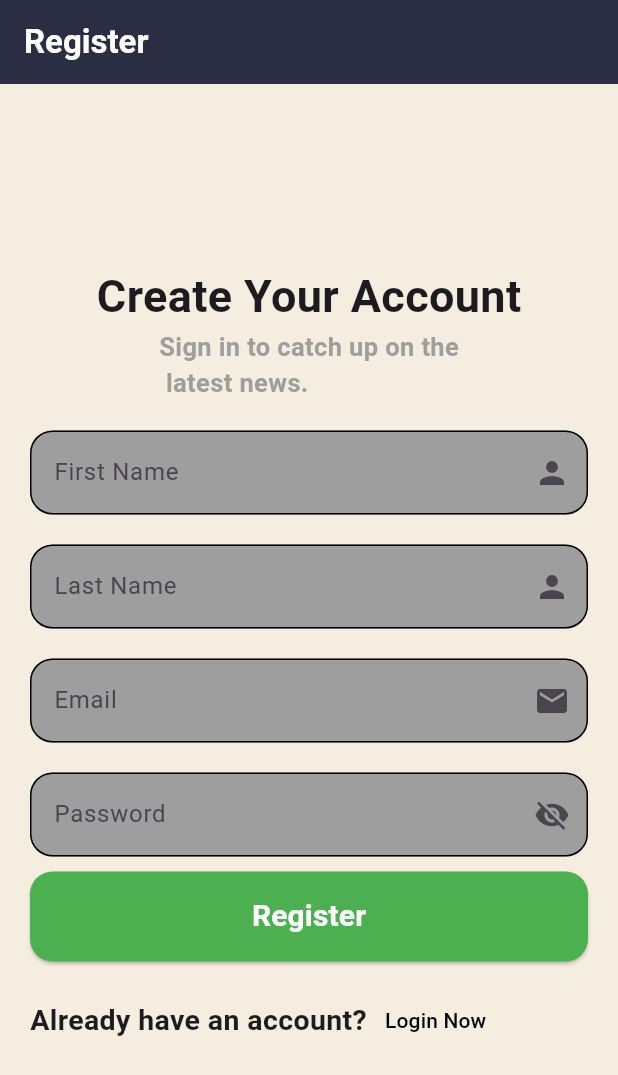
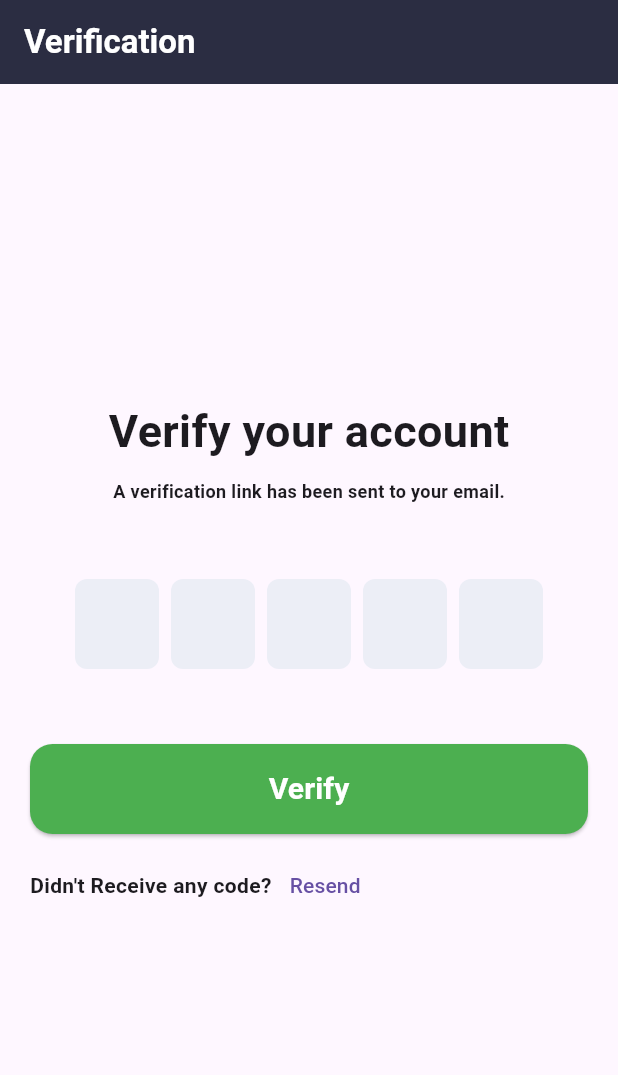
Before and after one commit to khedr123/news_app, a Flutter app: the screen it shows after launch, on a phone screen of 412 x 824 dp. Shown: the top 1075 px of the screen. Run offline on Flutter 3.47's test engine with Material 3 defaults, Android fonts, the phone set to English and light mode, and no system bars; drawn by our look-alikes of pinput; our stand-ins replace dio, flutter_bloc, loading_animation_widget.

Commit message:
added verification screen

```diff
--- /dev/null
+++ b/lib/core/shared_widgets/app_button.dart
@@ -0,0 +1,27 @@
+import 'package:flutter/material.dart';
+
+class AppButton extends StatelessWidget {
+  const AppButton({super.key, required this.title, this.onPressed});
+final String title;
+ final  void Function()? onPressed;
+  @override
+  Widget build(BuildContext context) {
+    return  ElevatedButton(
+      style: ElevatedButton.styleFrom(
+        shape: RoundedRectangleBorder(
+          borderRadius: BorderRadius.circular(15),
+        ),
+        backgroundColor: Colors.green,
+      ),
+      onPressed: onPressed,
+      child: Text(
+        title,
+        style: TextStyle(
+          fontSize: 20,
+          fontWeight: FontWeight.bold,
+          color: Colors.white,
+        ),
+      ),
+    );
+  }
+}
--- a/lib/features/auth/presentation/view/login.dart
+++ b/lib/features/auth/presentation/view/login.dart
@@ -1,6 +1,7 @@
 import 'package:flutter/material.dart';
 import 'package:news_app/core/shared_widgets/appbar.dart';
 
+import '../../../../core/shared_widgets/app_button.dart';
 import '../../../../core/shared_widgets/custom_input_widget.dart';
 import '../../../../core/utilises/colors/colors.dart';
 
@@ -55,23 +56,7 @@ class LoginView extends StatelessWidget {
               SizedBox(
                 width: double.infinity,
                 height: 60,
-                child: ElevatedButton(
-                  style: ElevatedButton.styleFrom(
-                    shape: RoundedRectangleBorder(
-                      borderRadius: BorderRadius.circular(15),
-                    ),
-                    backgroundColor: Colors.green,
-                  ),
-                  onPressed: () {},
-                  child: Text(
-                    'Sign in',
-                    style: TextStyle(
-                      fontSize: 20,
-                      fontWeight: FontWeight.bold,
-                      color: Colors.white,
-                    ),
-                  ),
-                ),
+                child: AppButton(title: 'Login',onPressed: (){},)
               ),
               TextButton(
                 onPressed: () {},
--- a/lib/features/auth/presentation/view/register.dart
+++ b/lib/features/auth/presentation/view/register.dart
@@ -1,4 +1,5 @@
 import 'package:flutter/material.dart';
+import 'package:news_app/core/shared_widgets/app_button.dart';
 import 'package:news_app/core/shared_widgets/appbar.dart';
 
 import '../../../../core/shared_widgets/custom_input_widget.dart';
@@ -77,23 +78,7 @@ class RegisterView extends StatelessWidget {
               SizedBox(
                 width: double.infinity,
                 height: 60,
-                child: ElevatedButton(
-                  style: ElevatedButton.styleFrom(
-                    shape: RoundedRectangleBorder(
-                      borderRadius: BorderRadius.circular(15),
-                    ),
-                    backgroundColor: Colors.green,
-                  ),
-                  onPressed: () {},
-                  child: Text(
-                    'Register',
-                    style: TextStyle(
-                      fontSize: 20,
-                      fontWeight: FontWeight.bold,
-                      color: Colors.white,
-                    ),
-                  ),
-                ),
+                child: AppButton(title: 'Register',onPressed: (){},)
               ),
 
               SizedBox(height: 15),
--- /dev/null
+++ b/lib/features/auth/presentation/view/verification.dart
@@ -0,0 +1,50 @@
+import 'package:flutter/material.dart';
+import 'package:news_app/core/shared_widgets/app_button.dart';
+import 'package:news_app/core/shared_widgets/appbar.dart';
+import 'package:pinput/pinput.dart';
+
+class VerificationView extends StatelessWidget {
+  const VerificationView({super.key});
+
+  @override
+  Widget build(BuildContext context) {
+    return Scaffold(
+      appBar: const CustomAppBar(title: 'Verification'),
+      body: Padding(
+        padding: const EdgeInsets.symmetric(horizontal: 20),
+        child: Column(
+          mainAxisAlignment: MainAxisAlignment.center,
+          children: [
+            const Text(
+              'Verify your account',
+              style: TextStyle(fontSize: 30, fontWeight: FontWeight.bold),
+            ),
+            const SizedBox(height: 10),
+            const Text(
+              'A verification link has been sent to your email.',
+              style: TextStyle(fontSize: 12, fontWeight: FontWeight.bold),
+            ),
+            const SizedBox(height: 50),
+            const Pinput(length: 5),
+            const SizedBox(height: 50),
+            SizedBox(
+              height: 60,
+              width: double.infinity,
+              child: AppButton(title: 'Verify', onPressed: () {}),
+            ),
+            SizedBox(height: 10),
+            Row(
+              children: [
+                Text(
+                  "Didn't Receive any code?",
+                  style: TextStyle(fontWeight: FontWeight.bold),
+                ),
+                TextButton(onPressed: () {}, child: Text('Resend')),
+              ],
+            ),
+          ],
+        ),
+      ),
+    );
+  }
+}
--- a/lib/main.dart
+++ b/lib/main.dart
@@ -1,5 +1,6 @@
 import 'package:flutter/material.dart';
 import 'package:flutter_bloc/flutter_bloc.dart';
+import 'package:news_app/features/auth/presentation/view/verification.dart';
 import 'package:news_app/features/home/presentation/cubit/home_cubit.dart';
 
 import 'features/auth/presentation/view/login.dart';
@@ -20,7 +21,7 @@ class MyApp extends StatelessWidget {
       debugShowCheckedModeBanner: false,
       home: BlocProvider(
         create: (context) => HomeCubit()..getTrendingNews()..getAllNews(),
-        child: RegisterView(),
+        child: VerificationView(),
       ),
     );
   }
--- a/pubspec.yaml
+++ b/pubspec.yaml
@@ -13,6 +13,7 @@ dependencies:
   flutter_bloc:
   dio: ^5.9.0
   loading_animation_widget: ^1.3.0
+  pinput: ^6.0.1
 
 dev_dependencies:
   flutter_test:
```
Also changed, not shown: pubspec.lock.
